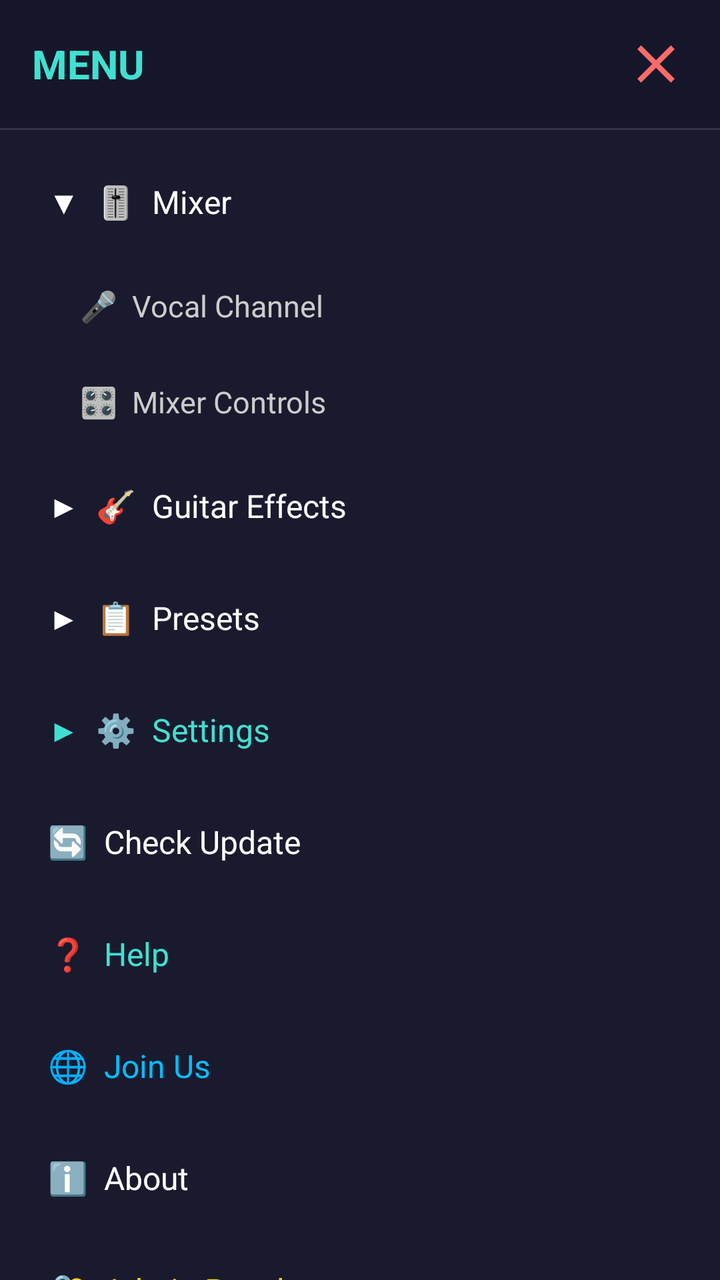
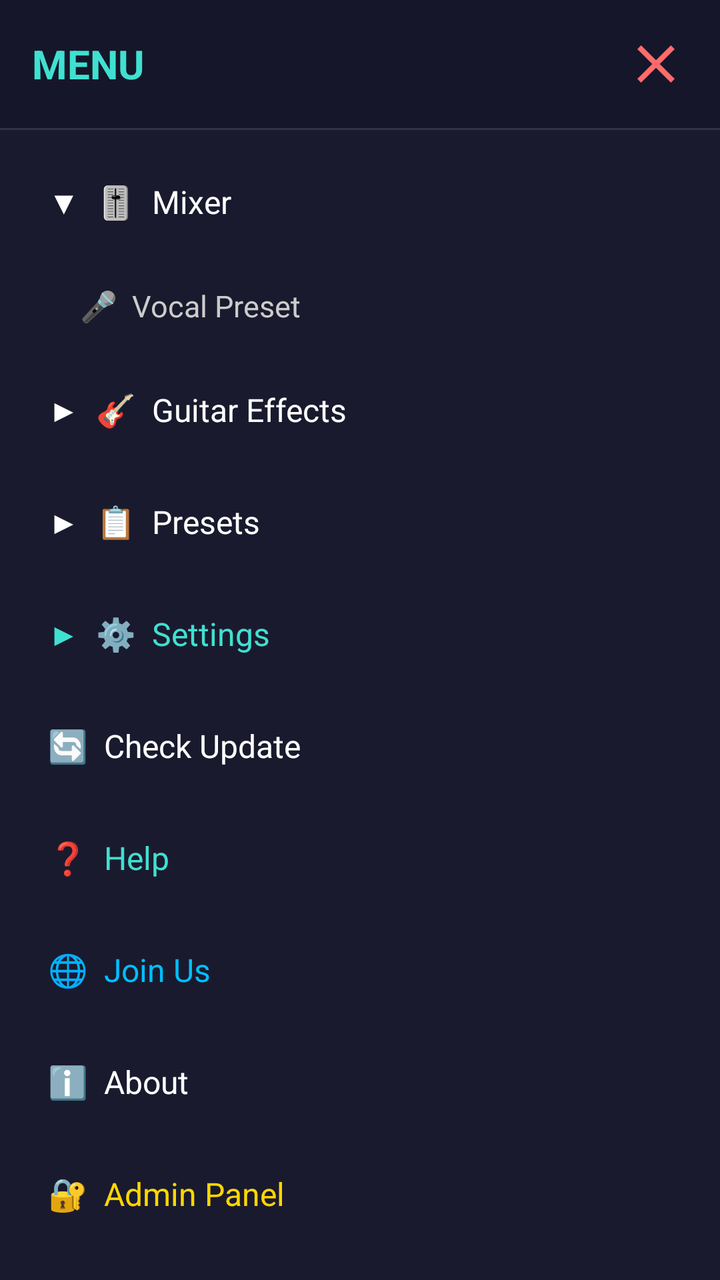

Two renders of the same Android screen: before a commit and after it. Below are the layout's source before the change and the commit's diff.
<!-- AndroidManifest.xml: application theme Theme.AppCompat.Light.NoActionBar -->
<!-- res/layout/side_menu.xml -->
<?xml version="1.0" encoding="utf-8"?>
<LinearLayout
    xmlns:android="http://schemas.android.com/apk/res/android"
    android:layout_width="280dp"
    android:layout_height="match_parent"
    android:layout_gravity="start"
    android:background="#1A1A2E"
    android:orientation="vertical"
    android:elevation="16dp">

    
    <LinearLayout
        android:layout_width="match_parent"
        android:layout_height="wrap_content"
        android:orientation="horizontal"
        android:gravity="center_vertical"
        android:padding="16dp"
        android:background="#16162A">

        <TextView
            android:layout_width="0dp"
            android:layout_height="wrap_content"
            android:layout_weight="1"
            android:text="MENU"
            android:textColor="#40E0D0"
            android:textSize="20sp"
            android:textStyle="bold"/>

        
        <ImageView
            android:id="@+id/btn_close_menu"
            android:layout_width="32dp"
            android:layout_height="32dp"
            android:src="@drawable/ic_close"
            android:clickable="true"
            android:focusable="true"/>
    </LinearLayout>

    <View
        android:layout_width="match_parent"
        android:layout_height="1dp"
        android:background="#333344"/>

    
    <LinearLayout
        android:layout_width="match_parent"
        android:layout_height="wrap_content"
        android:orientation="vertical"
        android:paddingTop="8dp">

        
        
        
        <LinearLayout
            android:layout_width="match_parent"
            android:layout_height="wrap_content"
            android:orientation="vertical">

            <TextView
                android:id="@+id/menu_mixer"
                android:layout_width="match_parent"
                android:layout_height="56dp"
                android:text="▼  🎚️  Mixer"
                android:textColor="#FFFFFF"
                android:textSize="16sp"
                android:gravity="center_vertical"
                android:paddingStart="24dp"
                android:clickable="true"
                android:focusable="true"/>

            
            <LinearLayout
                android:id="@+id/submenu_mixer"
                android:layout_width="match_parent"
                android:layout_height="wrap_content"
                android:orientation="vertical"
                android:paddingStart="40dp"
                android:visibility="visible">

                <TextView
                    android:id="@+id/submenu_mixer_vocal"
                    android:layout_width="match_parent"
                    android:layout_height="48dp"
                    android:text="🎤  Vocal Channel"
                    android:textColor="#CCCCCC"
                    android:textSize="15sp"
                    android:gravity="center_vertical"
                    android:clickable="true"
                    android:focusable="true"/>

                <TextView
                    android:id="@+id/submenu_mixer_controls"
                    android:layout_width="match_parent"
                    android:layout_height="48dp"
                    android:text="🎛️  Mixer Controls"
                    android:textColor="#CCCCCC"
                    android:textSize="15sp"
                    android:gravity="center_vertical"
                    android:clickable="true"
                    android:focusable="true"/>
            </LinearLayout>
        </LinearLayout>

        
        
        
        <LinearLayout
            android:layout_width="match_parent"
            android:layout_height="wrap_content"
            android:orientation="vertical">

            <TextView
                android:id="@+id/menu_guitar"
                android:layout_width="match_parent"
                android:layout_height="56dp"
                android:text="▶  🎸  Guitar Effects"
                android:textColor="#FFFFFF"
                android:textSize="16sp"
                android:gravity="center_vertical"
                android:paddingStart="24dp"
                android:clickable="true"
                android:focusable="true"/>

            
            <LinearLayout
                android:id="@+id/submenu_guitar"
                android:layout_width="match_parent"
                android:layout_height="wrap_content"
                android:orientation="vertical"
                android:paddingStart="40dp"
                android:visibility="gone">

                <TextView
                    android:id="@+id/submenu_guitar_channel"
                    android:layout_width="match_parent"
                    android:layout_height="48dp"
                    android:text="🎚️  Effects Channel"
                    android:textColor="#CCCCCC"
                    android:textSize="15sp"
                    android:gravity="center_vertical"
                    android:clickable="true"
                    android:focusable="true"/>

                <TextView
                    android:id="@+id/submenu_guitar_pedal"
                    android:layout_width="match_parent"
                    android:layout_height="48dp"
                    android:text="🎛️  Pedal Controls"
                    android:textColor="#CCCCCC"
                    android:textSize="15sp"
                    android:gravity="center_vertical"
                    android:clickable="true"
                    android:focusable="true"/>

                <TextView
                    android:id="@+id/submenu_guitar_presets"
                    android:layout_width="match_parent"
                    android:layout_height="48dp"
                    android:text="📋  Presets"
                    android:textColor="#CCCCCC"
                    android:textSize="15sp"
                    android:gravity="center_vertical"
                    android:clickable="true"
                    android:focusable="true"/>
            </LinearLayout>
        </LinearLayout>

        
        
        
        <LinearLayout
            android:layout_width="match_parent"
            android:layout_height="wrap_content"
            android:orientation="vertical">

            <TextView
                android:id="@+id/menu_presets"
                android:layout_width="match_parent"
                android:layout_height="56dp"
                android:text="▶  📋  Presets"
                android:textColor="#FFFFFF"
                android:textSize="16sp"
                android:gravity="center_vertical"
                android:paddingStart="24dp"
                android:clickable="true"
                android:focusable="true"/>

            <LinearLayout
                android:id="@+id/submenu_presets"
                android:layout_width="match_parent"
                android:layout_height="wrap_content"
                android:orientation="vertical"
                android:paddingStart="40dp"
                android:visibility="gone">

                <TextView
                    android:id="@+id/submenu_presets_vocal"
                    android:layout_width="match_parent"
                    android:layout_height="48dp"
                    android:text="🎤  Vocal Presets"
                    android:textColor="#CCCCCC"
                    android:textSize="15sp"
                    android:gravity="center_vertical"
                    android:clickable="true"
                    android:focusable="true"/>

                <TextView
                    android:id="@+id/submenu_presets_guitar"
                    android:layout_width="match_parent"
                    android:layout_height="48dp"
                    android:text="🎸  Guitar Presets"
                    android:textColor="#CCCCCC"
                    android:textSize="15sp"
                    android:gravity="center_vertical"
                    android:clickable="true"
                    android:focusable="true"/>
            </LinearLayout>
        </LinearLayout>

        
        
        
        <LinearLayout
            android:layout_width="match_parent"
            android:layout_height="wrap_content"
            android:orientation="vertical">

            <TextView
                android:id="@+id/menu_settings"
                android:layout_width="match_parent"
                android:layout_height="56dp"
                android:text="▶  ⚙️  Settings"
                android:textColor="#40E0D0"
                android:textSize="16sp"
                android:gravity="center_vertical"
                android:paddingStart="24dp"
                android:clickable="true"
                android:focusable="true"/>

            <LinearLayout
                android:id="@+id/submenu_settings"
                android:layout_width="match_parent"
                android:layout_height="wrap_content"
                android:orientation="vertical"
                android:paddingStart="40dp"
                android:visibility="gone">

                <TextView
                    android:id="@+id/submenu_settings_audio"
                    android:layout_width="match_parent"
                    android:layout_height="48dp"
                    android:text="🔊  Audio Settings"
                    android:textColor="#CCCCCC"
                    android:textSize="15sp"
                    android:gravity="center_vertical"
                    android:clickable="true"
                    android:focusable="true"/>

                <TextView
                    android:id="@+id/submenu_settings_appearance"
                    android:layout_width="match_parent"
                    android:layout_height="48dp"
                    android:text="🎨  Appearance"
                    android:textColor="#CCCCCC"
                    android:textSize="15sp"
                    android:gravity="center_vertical"
                    android:clickable="true"
                    android:focusable="true"/>
            </LinearLayout>
        </LinearLayout>

        
        
        
        <TextView
            android:id="@+id/menu_update"
            android:layout_width="match_parent"
            android:layout_height="56dp"
            android:text="🔄  Check Update"
            android:textColor="#FFFFFF"
            android:textSize="16sp"
            android:gravity="center_vertical"
            android:paddingStart="24dp"
            android:clickable="true"
            android:focusable="true"/>

        
        
        
        <TextView
            android:id="@+id/menu_help"
            android:layout_width="match_parent"
            android:layout_height="56dp"
            android:text="❓  Help"
            android:textColor="#40E0D0"
            android:textSize="16sp"
            android:gravity="center_vertical"
            android:paddingStart="24dp"
            android:clickable="true"
            android:focusable="true"/>

        
        
        
        <TextView
            android:id="@+id/menu_join"
            android:layout_width="match_parent"
            android:layout_height="56dp"
            android:text="🌐  Join Us"
            android:textColor="#00BFFF"
            android:textSize="16sp"
            android:gravity="center_vertical"
            android:paddingStart="24dp"
            android:clickable="true"
            android:focusable="true"/>

        
        
        
        <TextView
            android:id="@+id/menu_about"
            android:layout_width="match_parent"
            android:layout_height="56dp"
            android:text="ℹ️  About"
            android:textColor="#FFFFFF"
            android:textSize="16sp"
            android:gravity="center_vertical"
            android:paddingStart="24dp"
            android:clickable="true"
            android:focusable="true"/>

        
        
        
        <TextView
            android:id="@+id/menu_admin"
            android:layout_width="match_parent"
            android:layout_height="56dp"
            android:text="🔐  Admin Panel"
            android:textColor="#FFD700"
            android:textSize="16sp"
            android:gravity="center_vertical"
            android:paddingStart="24dp"
            android:clickable="true"
            android:focusable="true"/>

        
        
        
        <TextView
            android:id="@+id/menu_whatsnew"
            android:layout_width="match_parent"
            android:layout_height="56dp"
            android:text="🆕  What's New"
            android:textColor="#00FF88"
            android:textSize="16sp"
            android:gravity="center_vertical"
            android:paddingStart="24dp"
            android:clickable="true"
            android:focusable="true"/>

        
        
        
        <TextView
            android:id="@+id/menu_exit"
            android:layout_width="match_parent"
            android:layout_height="56dp"
            android:text="❌  Exit"
            android:textColor="#FF6B6B"
            android:textSize="16sp"
            android:gravity="center_vertical"
            android:paddingStart="24dp"
            android:clickable="true"
            android:focusable="true"/>

    </LinearLayout>

</LinearLayout>
<!-- resources referenced by this layout -->
<resources>
  <!-- drawable ic_close (drawable) -->
  <vector xmlns:android="http://schemas.android.com/apk/res/android"
      android:width="24dp" android:height="24dp"
      android:viewportWidth="24" android:viewportHeight="24">
    <path android:fillColor="#FF6B6B"
          android:pathData="M19,6.41L17.59,5 12,10.59 6.41,5 5,6.41 10.59,12 5,17.59 6.41,19 12,13.41 17.59,19 19,17.59 13.41,12z"/>
  </vector>
</resources>

<!-- the commit's change to res/layout/side_menu.xml (unified diff, before → after) -->
@@ -77,27 +77,19 @@
                 android:paddingStart="40dp"
                 android:visibility="visible">
 
+                
                 <TextView
                     android:id="@+id/submenu_mixer_vocal"
                     android:layout_width="match_parent"
                     android:layout_height="48dp"
-                    android:text="🎤  Vocal Channel"
-                    android:textColor="#CCCCCC"
-                    android:textSize="15sp"
-                    android:gravity="center_vertical"
-                    android:clickable="true"
-                    android:focusable="true"/>
-
-                <TextView
-                    android:id="@+id/submenu_mixer_controls"
-                    android:layout_width="match_parent"
-                    android:layout_height="48dp"
-                    android:text="🎛️  Mixer Controls"
-                    android:textColor="#CCCCCC"
-                    android:textSize="15sp"
-                    android:gravity="center_vertical"
-                    android:clickable="true"
-                    android:focusable="true"/>
+                    android:text="🎤  Vocal Preset"
+                    android:textColor="#CCCCCC"
+                    android:textSize="15sp"
+                    android:gravity="center_vertical"
+                    android:clickable="true"
+                    android:focusable="true"/>
+
+                
             </LinearLayout>
         </LinearLayout>
 
@@ -130,38 +122,31 @@
                 android:paddingStart="40dp"
                 android:visibility="gone">
 
+                
                 <TextView
                     android:id="@+id/submenu_guitar_channel"
                     android:layout_width="match_parent"
                     android:layout_height="48dp"
-                    android:text="🎚️  Effects Channel"
-                    android:textColor="#CCCCCC"
-                    android:textSize="15sp"
-                    android:gravity="center_vertical"
-                    android:clickable="true"
-                    android:focusable="true"/>
-
-                <TextView
-                    android:id="@+id/submenu_guitar_pedal"
-                    android:layout_width="match_parent"
-                    android:layout_height="48dp"
-                    android:text="🎛️  Pedal Controls"
-                    android:textColor="#CCCCCC"
-                    android:textSize="15sp"
-                    android:gravity="center_vertical"
-                    android:clickable="true"
-                    android:focusable="true"/>
-
+                    android:text="🎸  Guitar Channel"
+                    android:textColor="#CCCCCC"
+                    android:textSize="15sp"
+                    android:gravity="center_vertical"
+                    android:clickable="true"
+                    android:focusable="true"/>
+
+                
                 <TextView
                     android:id="@+id/submenu_guitar_presets"
                     android:layout_width="match_parent"
                     android:layout_height="48dp"
-                    android:text="📋  Presets"
-                    android:textColor="#CCCCCC"
-                    android:textSize="15sp"
-                    android:gravity="center_vertical"
-                    android:clickable="true"
-                    android:focusable="true"/>
+                    android:text="📋  Guitar Preset"
+                    android:textColor="#CCCCCC"
+                    android:textSize="15sp"
+                    android:gravity="center_vertical"
+                    android:clickable="true"
+                    android:focusable="true"/>
+
+                
             </LinearLayout>
         </LinearLayout>
 
@@ -284,9 +269,6 @@
             android:clickable="true"
             android:focusable="true"/>
 
-        
-        
-        
         <TextView
             android:id="@+id/menu_help"
             android:layout_width="match_parent"
@@ -299,9 +281,6 @@
             android:clickable="true"
             android:focusable="true"/>
 
-        
-        
-        
         <TextView
             android:id="@+id/menu_join"
             android:layout_width="match_parent"
@@ -314,9 +293,6 @@
             android:clickable="true"
             android:focusable="true"/>
 
-        
-        
-        
         <TextView
             android:id="@+id/menu_about"
             android:layout_width="match_parent"
@@ -329,9 +305,6 @@
             android:clickable="true"
             android:focusable="true"/>
 
-        
-        
-        
         <TextView
             android:id="@+id/menu_admin"
             android:layout_width="match_parent"
@@ -344,9 +317,6 @@
             android:clickable="true"
             android:focusable="true"/>
 
-        
-        
-        
         <TextView
             android:id="@+id/menu_whatsnew"
             android:layout_width="match_parent"
@@ -359,9 +329,6 @@
             android:clickable="true"
             android:focusable="true"/>
 
-        
-        
-        
         <TextView
             android:id="@+id/menu_exit"
             android:layout_width="match_parent"
